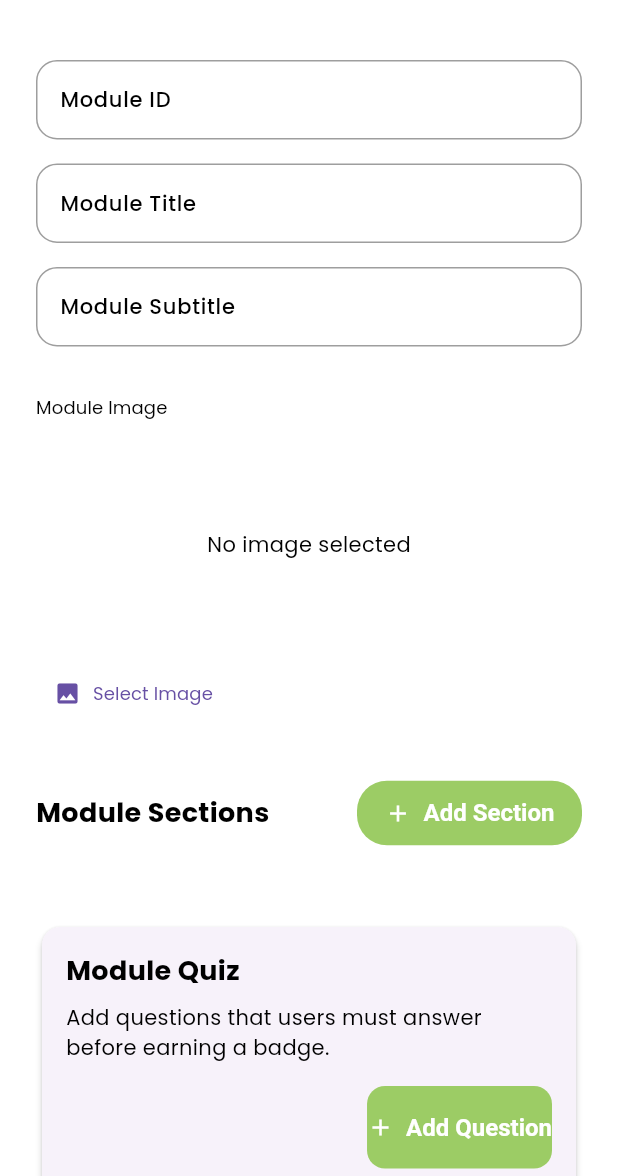
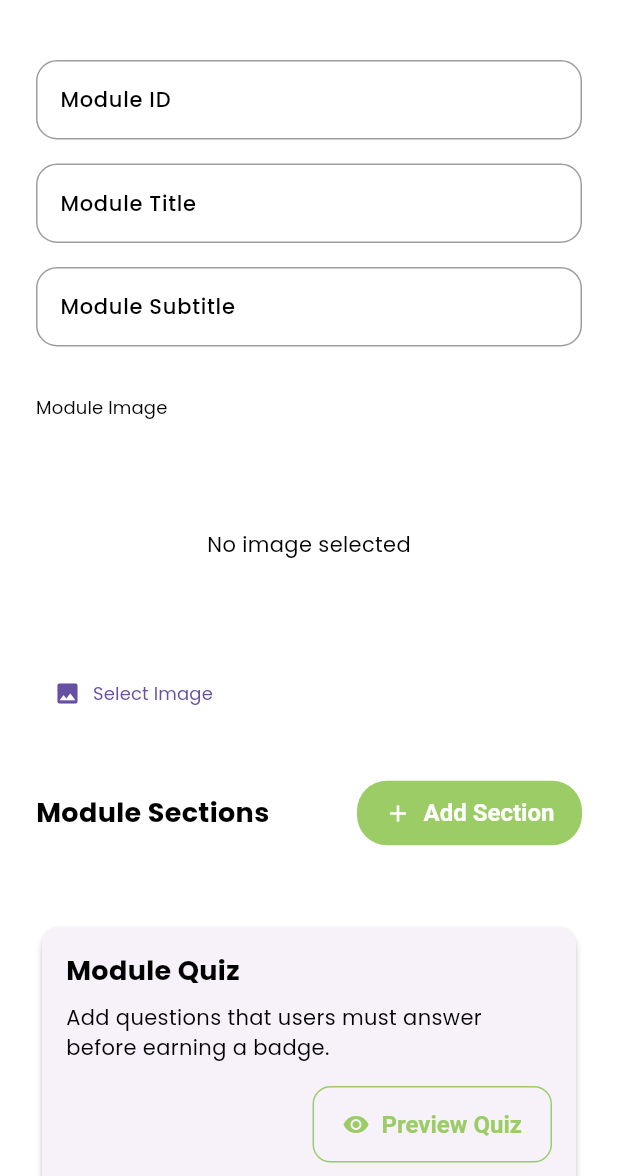
Before and after one commit to nrlfatiihah/ewastecare, a Flutter app: the AdminEditModuleScreen screen opened directly with empty values, on a phone screen of 412 x 824 dp, the part 60-1236 px from its top. Run offline on Flutter 3.47's test engine with Material 3 defaults, Android fonts, the light colour scheme and no system bars; our stand-ins replace cached_network_image, camera, cloud_firestore, connectivity_plus, firebase_auth, firebase_core and 15 more; missing offline and left inert: excel, mobile_scanner, tflite_flutter; accounts and stored records are empty.

Commit message:
progress-37 (add new preview quiz page for admin)

```diff
--- a/lib/features/module/screens/admin/widget/module_quiz_form.dart
+++ b/lib/features/module/screens/admin/widget/module_quiz_form.dart
@@ -1,4 +1,5 @@
 import 'package:ewastecare/features/module/controllers/module_controller.dart';
+import 'package:ewastecare/features/module/screens/admin/widget/module_quiz_preview.dart';
 import 'package:ewastecare/utils/constants/colors.dart';
 import 'package:ewastecare/utils/constants/sizes.dart';
 import 'package:flutter/material.dart';
@@ -31,10 +32,35 @@ class ModuleQuizForm extends StatelessWidget {
             Align(
               alignment: Alignment.centerRight,
               child: ElevatedButton.icon(
+                onPressed: () => Get.to(
+                  () => ModuleQuizPreviewScreen(controller: controller),
+                ),
+                style: ElevatedButton.styleFrom(
+                  backgroundColor: Colors.transparent,
+                  foregroundColor: WasteColors.primary,
+                  side: const BorderSide(color: WasteColors.primary),
+                  padding: const EdgeInsets.symmetric(
+                    horizontal: 20,
+                    vertical: 16,
+                  ),
+                  elevation: 0,
+                ),
+                icon: const Icon(Icons.visibility),
+                label: const Text('Preview Quiz'),
+              ),
+            ),
+            const SizedBox(height: 10),
+            Align(
+              alignment: Alignment.centerRight,
+              child: ElevatedButton.icon(
                 onPressed: controller.addQuizQuestion,
                 style: ElevatedButton.styleFrom(
                   backgroundColor: WasteColors.primary,
                   side: BorderSide.none,
+                  padding: const EdgeInsets.symmetric(
+                    horizontal: 20,
+                    vertical: 16,
+                  ),
                 ),
                 icon: const Icon(Icons.add),
                 label: const Text('Add Question'),
```
Also changed, not shown: lib/features/module/screens/admin/widget/module_quiz_preview.dart (added, +166 -0 lines).
